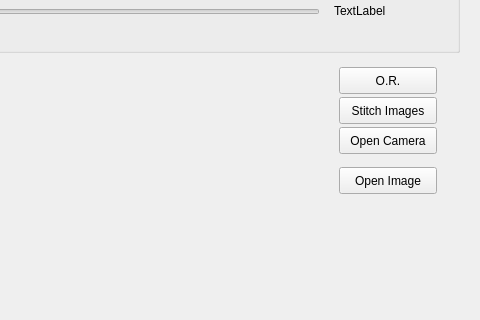
First picture: the form in mainwindow.ui, repository ironage/VISOR, before the edit; both pictures show x 296 to 776 and y 185 to 505 of the 776 by 591 pixel window.
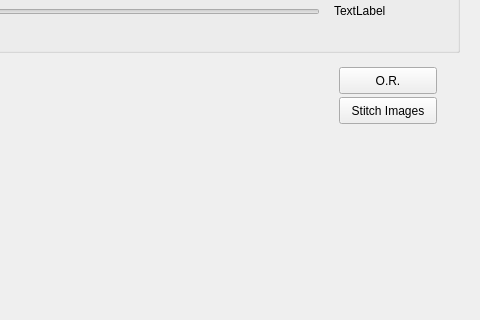
Second picture: the form after the edit.

Commit message: image stitching done by a separate class in a different thread

Patch:
```diff
--- a/mainwindow.ui
+++ b/mainwindow.ui
@@ -14,32 +14,6 @@
    <string>MainWindow</string>
   </property>
   <widget class="QWidget" name="centralWidget">
-   <widget class="QPushButton" name="buttonOpenImage">
-    <property name="geometry">
-     <rect>
-      <x>635</x>
-      <y>335</y>
-      <width>98</width>
-      <height>27</height>
-     </rect>
-    </property>
-    <property name="text">
-     <string>Open Image</string>
-    </property>
-   </widget>
-   <widget class="QPushButton" name="buttonOpenCamera">
-    <property name="geometry">
-     <rect>
-      <x>635</x>
-      <y>295</y>
-      <width>98</width>
-      <height>27</height>
-     </rect>
-    </property>
-    <property name="text">
-     <string>Open Camera</string>
-    </property>
-   </widget>
    <widget class="QLabel" name="display">
     <property name="geometry">
      <rect>
```
The commit also changes 6 other files.
